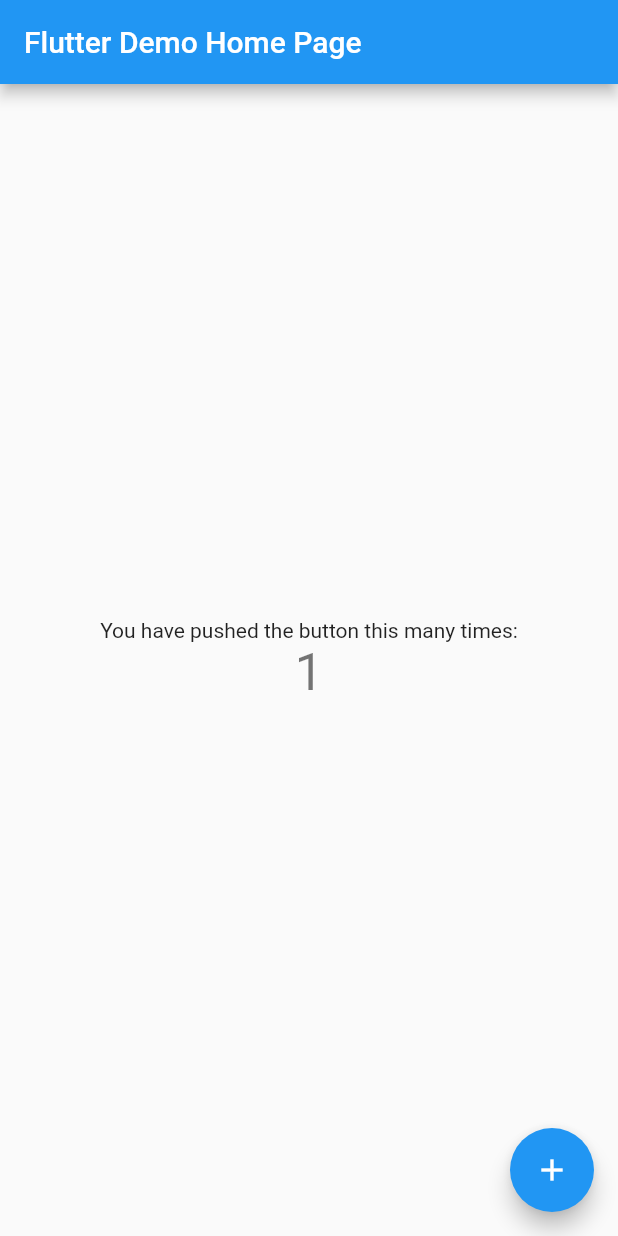
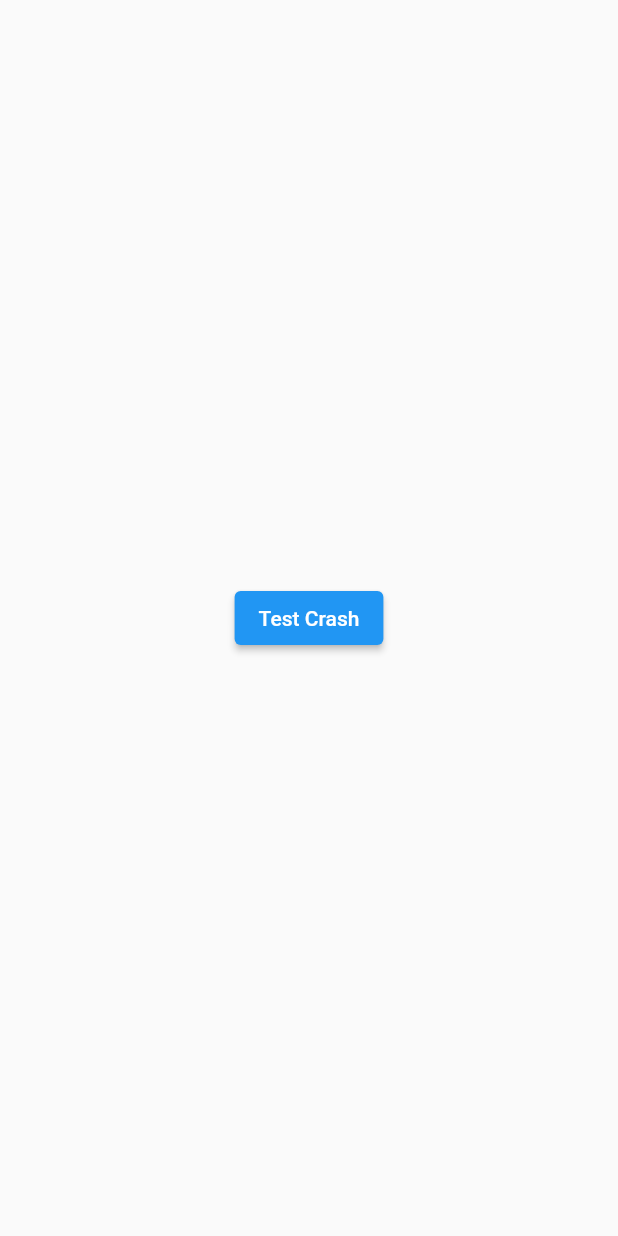
Before and after one commit to Rohith01/firebase_test, a Flutter app: the screen it shows after launch, after a tap on the "add" icon, on a phone screen of 412 x 824 dp. Run offline on Flutter 3.47's test engine with Material 2 defaults, Android fonts, the phone set to English and light mode, and no system bars; our stand-ins replace firebase_analytics, firebase_core, firebase_crashlytics; accounts and stored records are empty.

Commit message:
Added new widget & Added crashlytics

```diff
--- a/lib/main.dart
+++ b/lib/main.dart
@@ -1,17 +1,38 @@
+import 'dart:async';
 import 'dart:math';
 
+import 'package:firebase_crashlytics/firebase_crashlytics.dart';
+import 'package:firebase_test/second_screen.dart';
 import 'package:flutter/material.dart';
 import 'package:firebase_core/firebase_core.dart';
 import 'package:firebase_analytics/firebase_analytics.dart';
 
 void main() async {
+
+  //Zoned Errors
+  //Not all errors are caught by Flutter. Sometimes, errors are instead caught by Zones.
+  //A common case were FlutterError would not be enough is when an exception happen inside the onPressed of a button:
+
+
+  runZonedGuarded<Future<void>>(() async {
     WidgetsFlutterBinding.ensureInitialized();
     await Firebase.initializeApp();
     FirebaseAnalytics analytics = FirebaseAnalytics.instance;
     var random = Random();
     var userid = random.nextInt(20000);
-  analytics.setUserId(id: userid.toString());
+    analytics.setUserId(id: '12345');
+
+    // Pass all uncaught errors from the framework to Crashlytics.
+    //it will automatically catch all errors that are thrown within the Flutter framework.
+    FlutterError.onError = FirebaseCrashlytics.instance.recordFlutterError;
+
+    //To add user IDs to your reports, assign each user with a unique ID. This can be an ID number, token or hashed value:
+    //To reset a user ID (e.g. when a user logs out), set the user ID to an empty string.
+    FirebaseCrashlytics.instance.setUserIdentifier("12345");
+
+    FirebaseCrashlytics.instance.setCrashlyticsCollectionEnabled(true);
     runApp(const MyApp());
+  }, (error, stack) => FirebaseCrashlytics.instance.recordError(error, stack));
 }
 
 class MyApp extends StatelessWidget {
@@ -22,34 +43,20 @@
   Widget build(BuildContext context) {
     return MaterialApp(
       title: 'Flutter Demo',
+      initialRoute: '/',
+      routes: {
+        '/': (context) => const MyHomePage(title: 'Flutter Demo Home Page'),
+        '/second': (context) => const SecondScreen(),
+      },
       theme: ThemeData(
-        // This is the theme of your application.
-        //
-        // Try running your application with "flutter run". You'll see the
-        // application has a blue toolbar. Then, without quitting the app, try
-        // changing the primarySwatch below to Colors.green and then invoke
-        // "hot reload" (press "r" in the console where you ran "flutter run",
-        // or simply save your changes to "hot reload" in a Flutter IDE).
-        // Notice that the counter didn't reset back to zero; the application
-        // is not restarted.
         primarySwatch: Colors.blue,
       ),
-      home: const MyHomePage(title: 'Flutter Demo Home Page'),
     );
   }
 }
 
 class MyHomePage extends StatefulWidget {
   const MyHomePage({Key? key, required this.title}) : super(key: key);
-
-  // This widget is the home page of your application. It is stateful, meaning
-  // that it has a State object (defined below) that contains fields that affect
-  // how it looks.
-
-  // This class is the configuration for the state. It holds the values (in this
-  // case the title) provided by the parent (in this case the App widget) and
-  // used by the build method of the State. Fields in a Widget subclass are
-  // always marked "final".
 
   final String title;
 
@@ -62,51 +69,43 @@
 
   void _incrementCounter() async {
     setState(() {
-      // This call to setState tells the Flutter framework that something has
-      // changed in this State, which causes it to rerun the build method below
-      // so that the display can reflect the updated values. If we changed
-      // _counter without calling setState(), then the build method would not be
-      // called again, and so nothing would appear to happen.
       _counter++;
     });
-    await FirebaseAnalytics.instance
-        .logEvent(name: 'clicked_plus_button', parameters: {
-      'current_number': _counter,
-    });
+
+    FirebaseCrashlytics.instance.setCustomKey('clicked_on', 'increment');
+    // FirebaseCrashlytics.instance.crash();
+
+    // await FirebaseAnalytics.instance
+    //     .logEvent(name: 'clicked_plus_button', parameters: {
+    //   'current_number': _counter,
+    // });
+    Navigator.pushNamed(context, '/second');
+  }
+
+  void _decrementCounter() async {
+    // setState(() {
+    //   _counter--;
+    // });
+
+    FirebaseCrashlytics.instance.setCustomKey('clicked_on', 'decrement');
+    // FirebaseCrashlytics.instance.crash();
+    // await FirebaseAnalytics.instance
+    //     .logEvent(name: 'clicked_minus_button', parameters: {
+    //   'current_number': _counter,
+    // });
+
+    Navigator.pushNamed(context, '/second');
   }
 
   @override
   Widget build(BuildContext context) {
-    // This method is rerun every time setState is called, for instance as done
-    // by the _incrementCounter method above.
-    //
-    // The Flutter framework has been optimized to make rerunning build methods
-    // fast, so that you can just rebuild anything that needs updating rather
-    // than having to individually change instances of widgets.
+    FirebaseCrashlytics.instance.setCustomKey('screen', 'home_page');
     return Scaffold(
       appBar: AppBar(
-        // Here we take the value from the MyHomePage object that was created by
-        // the App.build method, and use it to set our appbar title.
         title: Text(widget.title),
       ),
       body: Center(
-        // Center is a layout widget. It takes a single child and positions it
-        // in the middle of the parent.
         child: Column(
-          // Column is also a layout widget. It takes a list of children and
-          // arranges them vertically. By default, it sizes itself to fit its
-          // children horizontally, and tries to be as tall as its parent.
-          //
-          // Invoke "debug painting" (press "p" in the console, choose the
-          // "Toggle Debug Paint" action from the Flutter Inspector in Android
-          // Studio, or the "Toggle Debug Paint" command in Visual Studio Code)
-          // to see the wireframe for each widget.
-          //
-          // Column has various properties to control how it sizes itself and
-          // how it positions its children. Here we use mainAxisAlignment to
-          // center the children vertically; the main axis here is the vertical
-          // axis because Columns are vertical (the cross axis would be
-          // horizontal).
           mainAxisAlignment: MainAxisAlignment.center,
           children: <Widget>[
             const Text(
@@ -119,11 +118,23 @@
           ],
         ),
       ),
-      floatingActionButton: FloatingActionButton(
+      floatingActionButton: Column(
+        mainAxisAlignment: MainAxisAlignment.end,
+        children: [
+          FloatingActionButton(
+            heroTag: 'inc',
             onPressed: _incrementCounter,
             tooltip: 'Increment',
             child: const Icon(Icons.add),
-      ), // This trailing comma makes auto-formatting nicer for build methods.
+          ),
+          FloatingActionButton(
+            heroTag: 'dec',
+            onPressed: _decrementCounter,
+            tooltip: 'Decrement',
+            child: const Icon(Icons.remove),
+          ),
+        ],
+      ),
     );
   }
 }
--- /dev/null
+++ b/lib/second_screen.dart
@@ -0,0 +1,24 @@
+import 'package:firebase_crashlytics/firebase_crashlytics.dart';
+import 'package:flutter/material.dart';
+
+class SecondScreen extends StatelessWidget {
+  const SecondScreen({ Key? key }) : super(key: key);
+
+  @override
+  Widget build(BuildContext context) {
+    FirebaseCrashlytics.instance.setCustomKey('screen', 'second_screen');
+    return SafeArea(
+      child: Scaffold(
+        body:  Center(
+          child: ElevatedButton(child: const Text('Test Crash'),
+          onPressed: _buttonClick),
+        ),
+      ),
+    );
+  }
+
+   void _buttonClick() async {
+    FirebaseCrashlytics.instance.setCustomKey('clicked_on', 'second button');
+    FirebaseCrashlytics.instance.crash();
+  }
+}
--- a/pubspec.yaml
+++ b/pubspec.yaml
@@ -36,6 +36,7 @@
   cupertino_icons: ^1.0.2
   firebase_core: ^1.12.0
   firebase_analytics: ^9.1.0
+  firebase_crashlytics: ^2.5.0
 
 dev_dependencies:
   flutter_test:
```
Also changed, not shown: pubspec.lock, 5 other files. Lines whose indentation alone changed are shown as unchanged.
